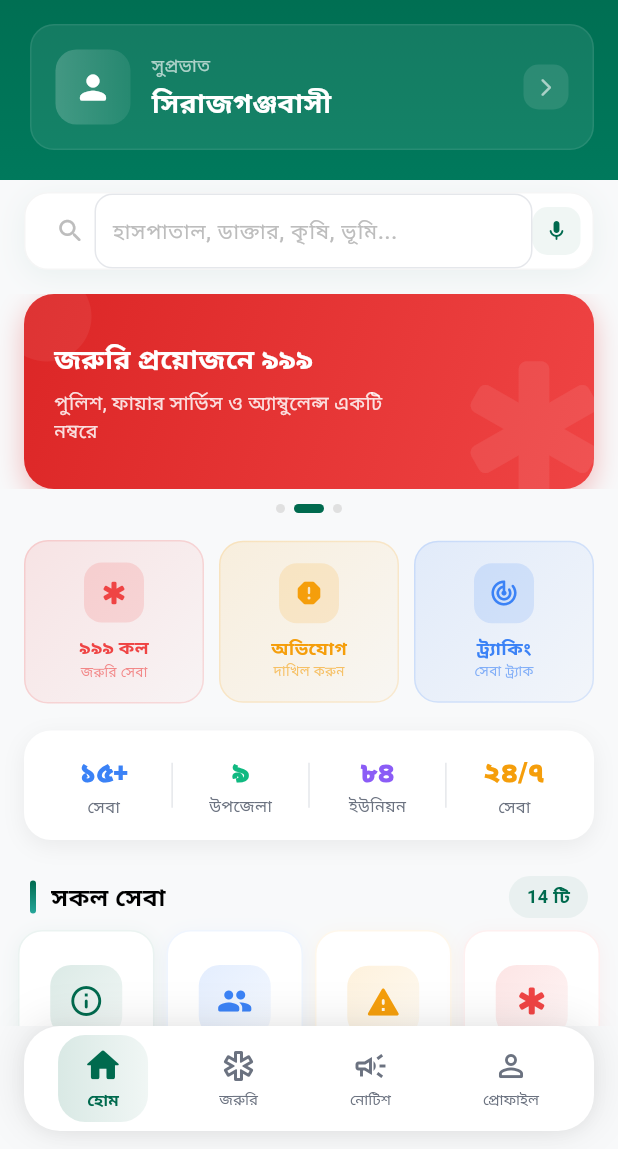
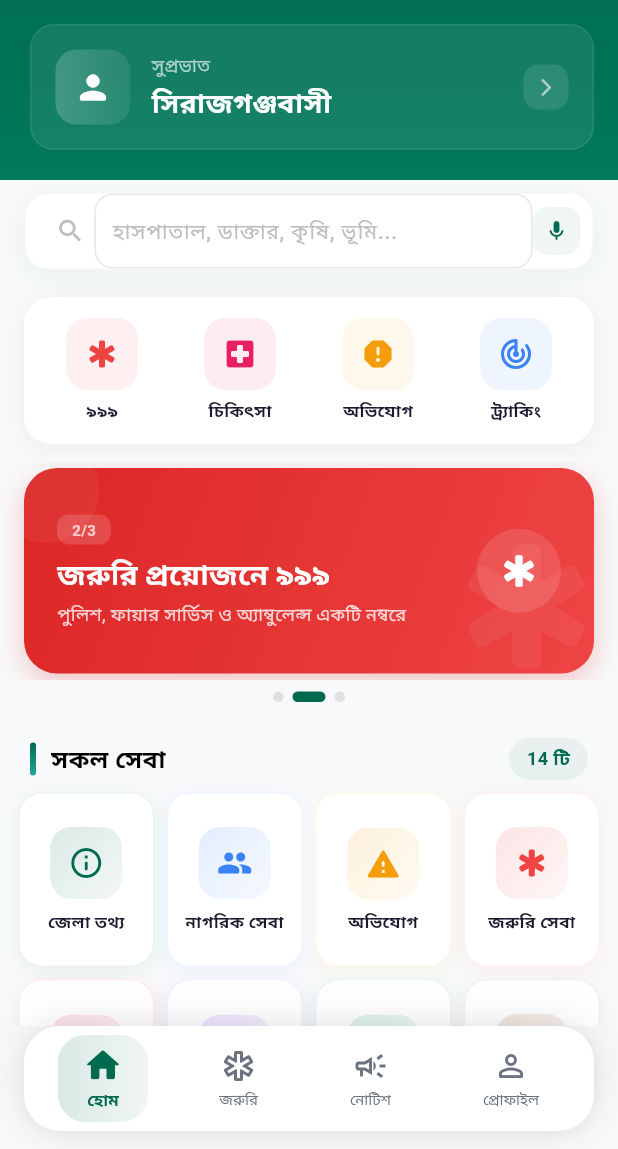
Before and after one commit to Atikul-debug/Jelasheba-App, a Flutter app: the screen it shows after launch, on a phone screen of 412 x 824 dp, the part 87-1236 px from its top. Run offline on Flutter 3.47's test engine with Material 3 defaults, Android fonts, the phone set to English and light mode, and no system bars; our stand-ins replace shared_preferences.

Commit message:
Redesign pre-slider area: quick icons bar + improved banner slider
Quick Actions - new compact 4-icon row:
┌──────────────────────────────────┐
│ 🚨 ৯৯৯  🏥 চিকিৎসা  📝 অভিযোগ  📡 ট্র্যাকিং │
└──────────────────────────────────┘
- White card with shadow, 4 colored icon buttons
- Tap to call 999 / go to চিকিৎসা / অভিযোগ / ট্র্যাকিং
- Replaces old 3 gradient cards + stats row

Banner Slider - improved design:
- Taller: 145px (was 130px)
- Slide counter badge: "1/3", "2/3"
- Icon on right side in circle (not hidden in background)
- Content (title + subtitle) on left
- Bigger dot indicators: 22px active, 7px inactive
- Better rounded corners: 22px
- Removed old stats row (was cluttering)

Cleaned up: removed _buildStatItem, _buildStatDivider, _buildQuickActionPremium

Co-Authored-By: Claude Opus 4.6 (1M context) <noreply@anthropic.com>

```diff
--- a/lib/features/home/screens/home_screen.dart
+++ b/lib/features/home/screens/home_screen.dart
@@ -310,46 +310,85 @@ class _HomeScreenState extends State<HomeScreen> with TickerProviderStateMixin {
           ),
         ),
 
-        // Auto-scroll Banner (hidden during search)
+        // Quick Actions - 4 icons row (hidden during search)
         if (_searchQuery.isEmpty)
         SliverToBoxAdapter(
           child: Padding(
-            padding: const EdgeInsets.fromLTRB(0, 8, 0, 4),
+            padding: const EdgeInsets.fromLTRB(16, 10, 16, 6),
+            child: Container(
+              padding: const EdgeInsets.symmetric(vertical: 14, horizontal: 6),
+              decoration: BoxDecoration(
+                color: isDark ? AppColors.darkCard : Colors.white,
+                borderRadius: BorderRadius.circular(18),
+                boxShadow: isDark ? [] : [BoxShadow(color: Colors.black.withValues(alpha: 0.05), blurRadius: 12, offset: const Offset(0, 3))],
+              ),
+              child: Row(
+                children: [
+                  _buildQuickIcon(Icons.emergency_rounded, '৯৯৯', const Color(0xFFEF4444), () => Helpers.makePhoneCall('999')),
+                  _buildQuickIcon(Icons.local_hospital_rounded, 'চিকিৎসা', const Color(0xFFE91E63), () => Navigator.push(context, MaterialPageRoute(builder: (_) => const HealthScreen()))),
+                  _buildQuickIcon(Icons.report_rounded, 'অভিযোগ', const Color(0xFFF59E0B), () => Navigator.push(context, MaterialPageRoute(builder: (_) => const GrievanceScreen()))),
+                  _buildQuickIcon(Icons.track_changes_rounded, 'ট্র্যাকিং', const Color(0xFF3B82F6), () => Navigator.push(context, MaterialPageRoute(builder: (_) => const EServicesScreen()))),
+                ],
+              ),
+            ),
+          ),
+        ),
+
+        // Banner Slider (hidden during search)
+        if (_searchQuery.isEmpty)
+        SliverToBoxAdapter(
+          child: Padding(
+            padding: const EdgeInsets.fromLTRB(0, 6, 0, 4),
             child: Column(
               children: [
                 SizedBox(
-                  height: 130,
+                  height: 145,
                   child: PageView.builder(
                     controller: _bannerController,
                     onPageChanged: (i) => setState(() => _currentBanner = i),
                     itemCount: _banners.length,
                     itemBuilder: (context, index) {
                       final banner = _banners[index];
+                      final colors = banner['gradient'] as List<Color>;
                       return Container(
-                        margin: const EdgeInsets.symmetric(horizontal: 16),
+                        margin: const EdgeInsets.symmetric(horizontal: 16, vertical: 4),
                         decoration: BoxDecoration(
-                          gradient: LinearGradient(
-                            begin: Alignment.topLeft, end: Alignment.bottomRight,
-                            colors: banner['gradient'] as List<Color>,
-                          ),
-                          borderRadius: BorderRadius.circular(20),
-                          boxShadow: [BoxShadow(color: (banner['gradient'] as List<Color>)[0].withValues(alpha: 0.3), blurRadius: 16, offset: const Offset(0, 6))],
+                          gradient: LinearGradient(begin: Alignment.topLeft, end: Alignment.bottomRight, colors: colors),
+                          borderRadius: BorderRadius.circular(22),
+                          boxShadow: [BoxShadow(color: colors[0].withValues(alpha: 0.25), blurRadius: 16, offset: const Offset(0, 6))],
                         ),
                         child: Stack(
                           children: [
-                            Positioned(right: -20, bottom: -20, child: Icon(banner['icon'] as IconData, size: 120, color: Colors.white.withValues(alpha: 0.08))),
-                            Positioned(top: -15, left: -15, child: Container(width: 60, height: 60, decoration: BoxDecoration(shape: BoxShape.circle, color: Colors.white.withValues(alpha: 0.06)))),
+                            // Background icon
+                            Positioned(right: -10, bottom: -10, child: Icon(banner['icon'] as IconData, size: 110, color: Colors.white.withValues(alpha: 0.06))),
+                            Positioned(top: -20, left: -20, child: Container(width: 70, height: 70, decoration: BoxDecoration(shape: BoxShape.circle, color: Colors.white.withValues(alpha: 0.05)))),
+                            // Content
                             Padding(
-                              padding: const EdgeInsets.all(20),
+                              padding: const EdgeInsets.all(22),
+                              child: Row(
+                                children: [
+                                  Expanded(
                                     child: Column(
                                       crossAxisAlignment: CrossAxisAlignment.start,
                                       mainAxisAlignment: MainAxisAlignment.center,
                                       children: [
-                                  Text(banner['title'] as String, style: const TextStyle(color: Colors.white, fontSize: 18, fontWeight: FontWeight.w800)),
+                                        Container(
+                                          padding: const EdgeInsets.symmetric(horizontal: 10, vertical: 3),
+                                          decoration: BoxDecoration(color: Colors.white.withValues(alpha: 0.15), borderRadius: BorderRadius.circular(8)),
+                                          child: Text('${index + 1}/${_banners.length}', style: TextStyle(color: Colors.white.withValues(alpha: 0.7), fontSize: 10, fontWeight: FontWeight.w600)),
+                                        ),
+                                        const SizedBox(height: 8),
+                                        Text(banner['title'] as String, style: const TextStyle(color: Colors.white, fontSize: 19, fontWeight: FontWeight.w800, height: 1.2)),
                                         const SizedBox(height: 6),
-                                  SizedBox(
-                                    width: MediaQuery.of(context).size.width * 0.6,
-                                    child: Text(banner['subtitle'] as String, style: TextStyle(color: Colors.white.withValues(alpha: 0.85), fontSize: 13, height: 1.4)),
+                                        Text(banner['subtitle'] as String, style: TextStyle(color: Colors.white.withValues(alpha: 0.8), fontSize: 12, height: 1.4), maxLines: 2, overflow: TextOverflow.ellipsis),
+                                      ],
+                                    ),
+                                  ),
+                                  const SizedBox(width: 10),
+                                  Container(
+                                    padding: const EdgeInsets.all(14),
+                                    decoration: BoxDecoration(color: Colors.white.withValues(alpha: 0.12), shape: BoxShape.circle),
+                                    child: Icon(banner['icon'] as IconData, size: 28, color: Colors.white),
                                   ),
                                 ],
                               ),
@@ -360,69 +399,22 @@ class _HomeScreenState extends State<HomeScreen> with TickerProviderStateMixin {
                     },
                   ),
                 ),
-                const SizedBox(height: 10),
+                const SizedBox(height: 8),
+                // Dot indicators
                 Row(
                   mainAxisAlignment: MainAxisAlignment.center,
                   children: List.generate(_banners.length, (i) => AnimatedContainer(
                     duration: const Duration(milliseconds: 300),
                     margin: const EdgeInsets.symmetric(horizontal: 3),
-                    width: _currentBanner == i ? 20 : 6,
-                    height: 6,
+                    width: _currentBanner == i ? 22 : 7,
+                    height: 7,
                     decoration: BoxDecoration(
                       color: _currentBanner == i ? AppColors.primary : (isDark ? Colors.white24 : Colors.grey[300]),
-                      borderRadius: BorderRadius.circular(3),
+                      borderRadius: BorderRadius.circular(4),
                     ),
                   )),
                 ),
               ],
-            ),
-          ),
-        ),
-
-        // Quick Actions (hidden during search)
-        if (_searchQuery.isEmpty)
-        SliverToBoxAdapter(
-          child: Padding(
-            padding: const EdgeInsets.fromLTRB(16, 14, 16, 4),
-            child: Row(
-              children: [
-                _buildQuickActionPremium('৯৯৯ কল', Icons.emergency_rounded, AppColors.error, 'জরুরি সেবা', () => Helpers.makePhoneCall('999')),
-                const SizedBox(width: 10),
-                _buildQuickActionPremium('অভিযোগ', Icons.report_rounded, const Color(0xFFF59E0B), 'দাখিল করুন', () {
-                  Navigator.push(context, MaterialPageRoute(builder: (_) => const GrievanceScreen()));
-                }),
-                const SizedBox(width: 10),
-                _buildQuickActionPremium('ট্র্যাকিং', Icons.track_changes_rounded, AppColors.info, 'সেবা ট্র্যাক', () {
-                  Navigator.push(context, MaterialPageRoute(builder: (_) => const EServicesScreen()));
-                }),
-              ],
-            ),
-          ),
-        ),
-
-        // Stats Row (hidden during search)
-        if (_searchQuery.isEmpty)
-        SliverToBoxAdapter(
-          child: Padding(
-            padding: const EdgeInsets.fromLTRB(16, 14, 16, 4),
-            child: Container(
-              padding: const EdgeInsets.symmetric(vertical: 14, horizontal: 8),
-              decoration: BoxDecoration(
-                color: isDark ? AppColors.darkCard : Colors.white,
-                borderRadius: BorderRadius.circular(18),
-                boxShadow: isDark ? [] : AppColors.softShadow,
-              ),
-              child: Row(
-                children: [
-                  _buildStatItem('১৫+', 'সেবা', const Color(0xFF3B82F6)),
-                  _buildStatDivider(isDark),
-                  _buildStatItem('৯', 'উপজেলা', const Color(0xFF10B981)),
-                  _buildStatDivider(isDark),
-                  _buildStatItem('৮৪', 'ইউনিয়ন', const Color(0xFF8B5CF6)),
-                  _buildStatDivider(isDark),
-                  _buildStatItem('২৪/৭', 'সেবা', const Color(0xFFF59E0B)),
-                ],
-              ),
             ),
           ),
         ),
@@ -659,21 +651,6 @@ class _HomeScreenState extends State<HomeScreen> with TickerProviderStateMixin {
     );
   }
 
-  Widget _buildStatItem(String value, String label, Color color) {
-    return Expanded(
-      child: Column(
-        children: [
-          Text(value, style: TextStyle(fontSize: 18, fontWeight: FontWeight.w900, color: color)),
-          const SizedBox(height: 2),
-          Text(label, style: const TextStyle(fontSize: 11, color: AppColors.textSecondary, fontWeight: FontWeight.w500)),
-        ],
-      ),
-    );
-  }
-
-  Widget _buildStatDivider(bool isDark) {
-    return Container(width: 1, height: 30, color: isDark ? Colors.white.withValues(alpha: 0.06) : const Color(0xFFE5E7EB));
-  }
 
   // Search keywords mapping for each service
   static const Map<String, List<String>> _searchKeywords = {
@@ -820,40 +797,24 @@ class _HomeScreenState extends State<HomeScreen> with TickerProviderStateMixin {
     );
   }
 
-  Widget _buildQuickActionPremium(String title, IconData icon, Color color, String subtitle, VoidCallback onTap) {
+  Widget _buildQuickIcon(IconData icon, String label, Color color, VoidCallback onTap) {
     final isDark = Theme.of(context).brightness == Brightness.dark;
     return Expanded(
-      child: Material(
-        color: Colors.transparent,
-        child: InkWell(
+      child: GestureDetector(
         onTap: onTap,
-          borderRadius: BorderRadius.circular(16),
-          child: Container(
-            padding: const EdgeInsets.symmetric(vertical: 14, horizontal: 8),
-            decoration: BoxDecoration(
-              gradient: LinearGradient(
-                begin: Alignment.topLeft, end: Alignment.bottomRight,
-                colors: [color.withValues(alpha: isDark ? 0.2 : 0.12), color.withValues(alpha: isDark ? 0.08 : 0.03)],
-              ),
-              borderRadius: BorderRadius.circular(16),
-              border: Border.all(color: color.withValues(alpha: 0.15)),
-            ),
         child: Column(
           children: [
             Container(
-                  padding: const EdgeInsets.all(10),
+              padding: const EdgeInsets.all(12),
               decoration: BoxDecoration(
-                    color: color.withValues(alpha: 0.15),
-                    borderRadius: BorderRadius.circular(12),
+                color: color.withValues(alpha: isDark ? 0.15 : 0.08),
+                borderRadius: BorderRadius.circular(14),
               ),
-                  child: Icon(icon, color: color, size: 20),
+              child: Icon(icon, color: color, size: 24),
             ),
-                const SizedBox(height: 8),
-                Text(title, style: TextStyle(color: color, fontSize: 12, fontWeight: FontWeight.w700)),
-                Text(subtitle, style: TextStyle(color: color.withValues(alpha: 0.6), fontSize: 9, fontWeight: FontWeight.w500)),
+            const SizedBox(height: 6),
+            Text(label, style: TextStyle(fontSize: 11, fontWeight: FontWeight.w600, color: isDark ? Colors.white : AppColors.textPrimary)),
           ],
-            ),
-          ),
         ),
       ),
     );
```
Lines whose indentation alone changed are shown as unchanged.
